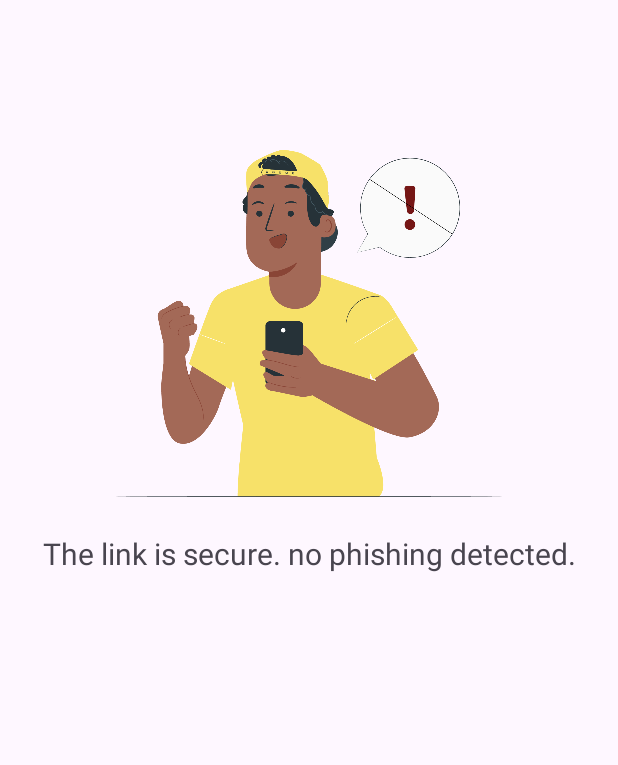
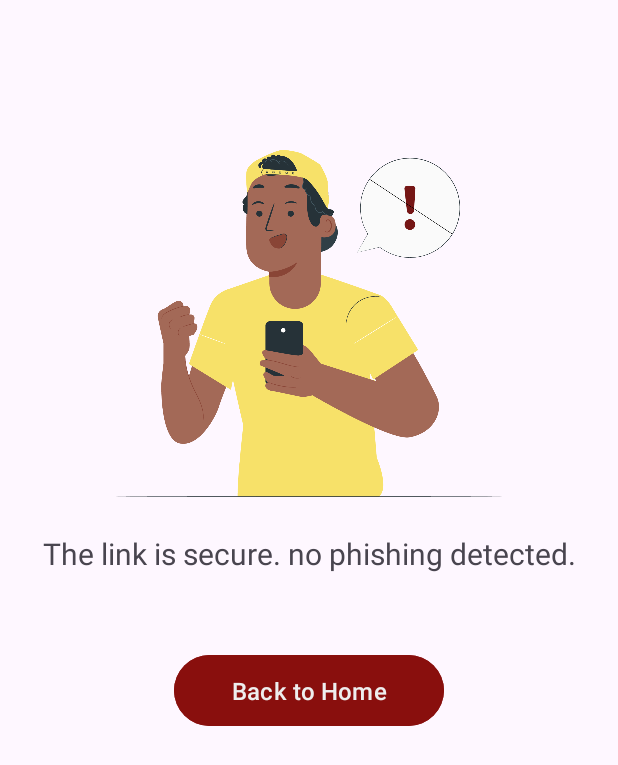
Before and after one commit to haryulina/Product-Based-Capstone-Project-MD, an Android app: the layout activity_result_negative.xml on its own in the app's theme, with its tools: preview values and no code run, on a phone screen of 412 x 824 dp. Shown: the top 765 px of the screen. Run offline under Robolectric (Android 15) with nearby library versions, the phone set to English and light mode, and no system bars.

Commit message:
revisi result sedikit

```diff
--- a/app/src/main/java/com/user/phisheye/View/Result/ResultNegativeActivity.kt
+++ b/app/src/main/java/com/user/phisheye/View/Result/ResultNegativeActivity.kt
@@ -21,6 +21,8 @@
         actionBar?.title = Html.fromHtml("<font color='#EEEEEE'>Detection Result</font>")
 
         super.onCreate(savedInstanceState)
+
+        binding = ActivityResultNegativeBinding.inflate(layoutInflater)
         setContentView(binding.root)
 
         setupHomeBtn()
--- a/app/src/main/java/com/user/phisheye/View/Result/ResultPositiveActivity.kt
+++ b/app/src/main/java/com/user/phisheye/View/Result/ResultPositiveActivity.kt
@@ -22,6 +22,8 @@
         actionBar?.title = Html.fromHtml("<font color='#EEEEEE'>Detection Result</font>")
 
         super.onCreate(savedInstanceState)
+
+        binding = ActivityResultPositiveBinding.inflate(layoutInflater)
         setContentView(binding.root)
 
         setupHomeBtn()
--- a/app/src/main/res/layout/activity_result_negative.xml
+++ b/app/src/main/res/layout/activity_result_negative.xml
@@ -38,7 +38,6 @@
         android:layout_width="180dp"
         android:layout_height="55dp"
         android:layout_marginTop="50dp"
-        android:alpha="0"
         android:backgroundTint="@color/red"
         android:text="Back to Home"
         android:textSize="16sp"
--- a/app/src/main/res/layout/activity_result_positive.xml
+++ b/app/src/main/res/layout/activity_result_positive.xml
@@ -37,7 +37,6 @@
         android:layout_width="180dp"
         android:layout_height="55dp"
         android:layout_marginTop="50dp"
-        android:alpha="0"
         android:backgroundTint="@color/red"
         android:text="Back to Home"
         android:textSize="16sp"
```
